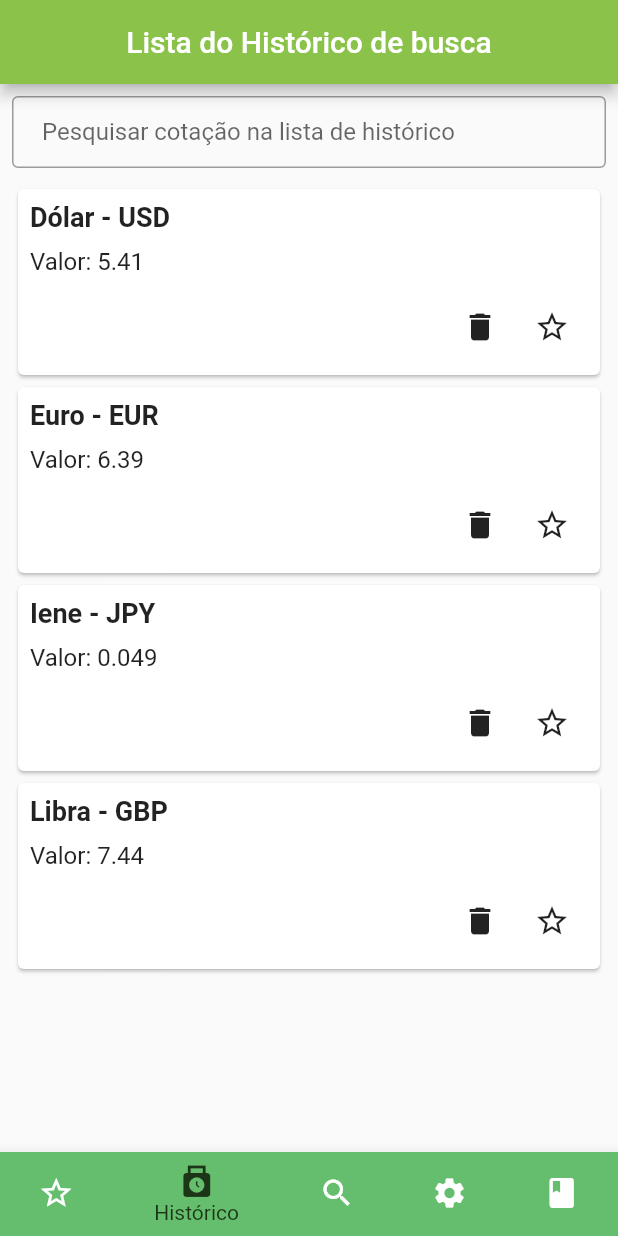
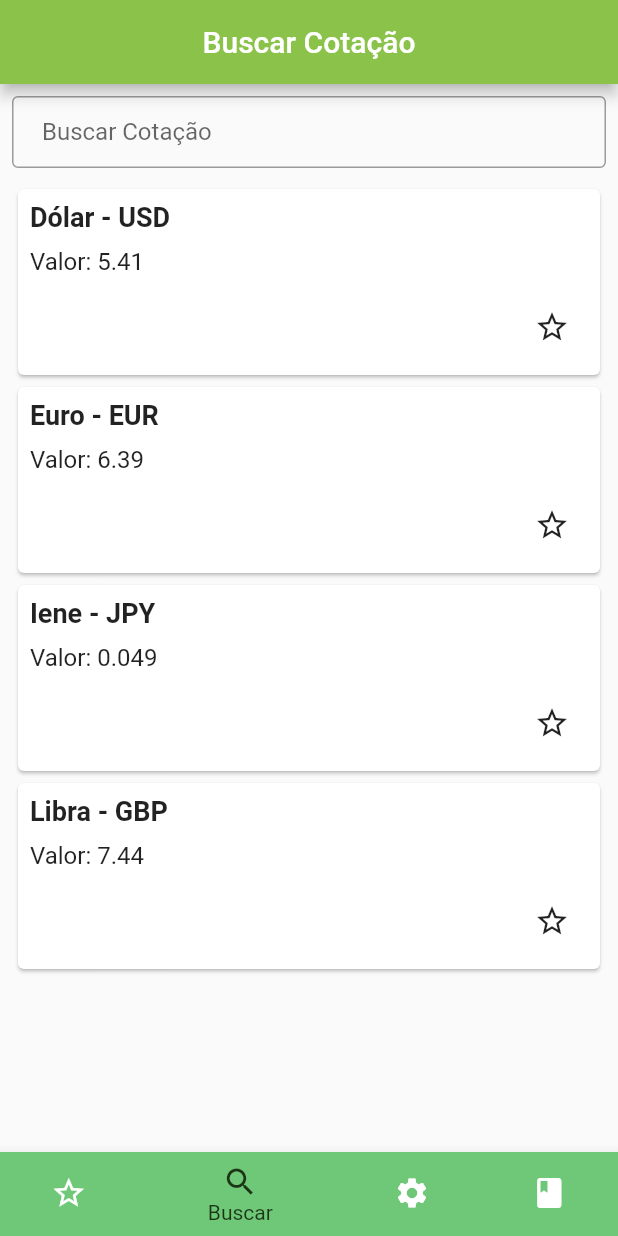
Before and after one commit to sarafreitass/MoedaXChange, a Flutter app: the screen it shows once a user with an empty profile is signed in, item 2 of the bottom bar chosen, on a phone screen of 412 x 824 dp. Run offline on Flutter 3.47's test engine with Material 2 defaults, Android fonts, the phone set to English and light mode, and no system bars; our stand-ins replace cached_network_image, firebase_auth, firebase_core, firebase_storage, hive_flutter, image_picker; accounts and stored records are empty.

Commit message:
deletando paginas sem funcionalidade

```diff
--- a/lib/historico.dart
+++ /dev/null
@@ -1,116 +0,0 @@
-import 'package:flutter/material.dart';
-
-class ListaCotacoesHistorico extends StatefulWidget {
-  @override
-  _ListaCotacoesHistoricoState createState() => _ListaCotacoesHistoricoState();
-}
-
-class _ListaCotacoesHistoricoState extends State<ListaCotacoesHistorico> {
-  List<Map<String, dynamic>> cotacoes = [
-    {'nome': 'Dólar', 'codigo': 'USD', 'valor': '5.41'},
-    {'nome': 'Euro', 'codigo': 'EUR', 'valor': '6.39'},
-    {'nome': 'Iene', 'codigo': 'JPY', 'valor': '0.049'},
-    {'nome': 'Libra', 'codigo': 'GBP', 'valor': '7.44'},
-  ];
-
-  TextEditingController _searchController = TextEditingController();
-
-  List<Map<String, dynamic>> _filteredCotacoes = [];
-
-  @override
-  void initState() {
-    super.initState();
-    _filteredCotacoes = cotacoes;
-  }
-
-  @override
-  Widget build(BuildContext context) {
-    return Scaffold(
-      appBar: AppBar(
-        backgroundColor: Colors.lightGreen,
-        centerTitle: true,
-        title: const Text('Lista do Histórico de busca'),
-      ),
-      body: Padding(
-        padding: const EdgeInsets.all(8.0),
-        child: Column(
-          children: [
-            TextField(
-              controller: _searchController,
-              decoration: InputDecoration(
-                hintText: 'Pesquisar cotação na lista de histórico',
-                border: OutlineInputBorder(),
-                contentPadding: EdgeInsets.symmetric(horizontal: 20.0),
-              ),
-              onChanged: (value) {
-                setState(() {
-                  _filteredCotacoes = cotacoes
-                      .where((cotacao) => cotacao['nome']
-                          .toLowerCase()
-                          .contains(value.toLowerCase()))
-                      .toList();
-                });
-              },
-            ),
-            SizedBox(height: 10.0),
-            Expanded(
-              child: ListView.builder(
-                itemCount: _filteredCotacoes.length,
-                itemBuilder: (BuildContext context, int index) {
-                  return Card(
-                    child: Padding(
-                      padding: const EdgeInsets.all(8.0),
-                      child: Column(
-                        crossAxisAlignment: CrossAxisAlignment.start,
-                        children: [
-                          Text(
-                            '${_filteredCotacoes[index]['nome']} - ${_filteredCotacoes[index]['codigo']}',
-                            style: TextStyle(
-                              fontSize: 18.0,
-                              fontWeight: FontWeight.bold,
-                            ),
-                          ),
-                          SizedBox(height: 10.0),
-                          Text(
-                            'Valor: ${_filteredCotacoes[index]['valor']}',
-                            style: TextStyle(
-                              fontSize: 16.0,
-                            ),
-                          ),
-                          SizedBox(height: 10.0),
-                          Align(
-                            alignment: Alignment.centerRight,
-                            child: Row(
-                              mainAxisAlignment: MainAxisAlignment.end,
-                              children: [
-                                IconButton(
-                                  icon: Icon(Icons.delete),
-                                  onPressed: () {
-                                    setState(() {
-                                      cotacoes.remove(_filteredCotacoes[index]);
-                                      _filteredCotacoes = cotacoes;
-                                    });
-                                  },
-                                ),
-                                IconButton(
-                                  icon: Icon(Icons.star_border),
-                                  onPressed: () {
-                                    //lógica para adicionar a cotação aos favoritos
-                                  },
-                                ),
-                              ],
-                            ),
-                          ),
-                        ],
-                      ),
-                    ),
-                  );
-                },
-              ),
-            ),
-          ],
-        ),
-      ),
-    );
-  }
-}
--- a/lib/homePage.dart
+++ b/lib/homePage.dart
@@ -3,7 +3,6 @@ import '../AboutUs.dart';
 import '../buscar.dart';
 import '../editarDados.dart';
 import '../favoritos.dart';
-import '../historico.dart';
 
 class MyHomePage extends StatefulWidget {
   const MyHomePage({Key? key}) : super(key: key);
@@ -18,7 +17,7 @@ class _MyHomePageState extends State<MyHomePage> {
   int _indiceAtual = 0;
   final List<Widget> _telas = [
     ListaCotacoesFavoritas(),
-    ListaCotacoesHistorico(),
+    //ListaCotacoesHistorico(),
     BuscarCotacao(),
     editarDados(),
     AboutUs(),
@@ -44,11 +43,11 @@ class _MyHomePageState extends State<MyHomePage> {
             label: 'Favoritos',
             backgroundColor: Color.fromARGB(255, 90, 180, 100),
           ),
-          BottomNavigationBarItem(
+          /*BottomNavigationBarItem(
             icon: Icon(Icons.punch_clock),
             label: 'Histórico',
             backgroundColor: Color.fromARGB(255, 100, 190, 110),
-          ),
+          ),*/
           BottomNavigationBarItem(
             icon: Icon(Icons.search),
             label: 'Buscar',
```
Also changed, not shown: lib/cadastro.dart (deleted, +0 -143 lines), lib/outro.dart (deleted, +0 -183 lines), 4 other files.
